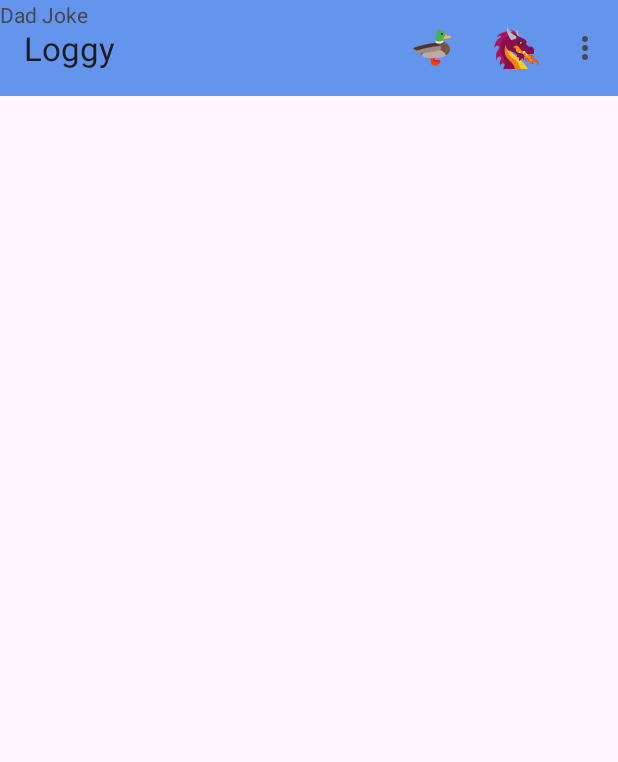
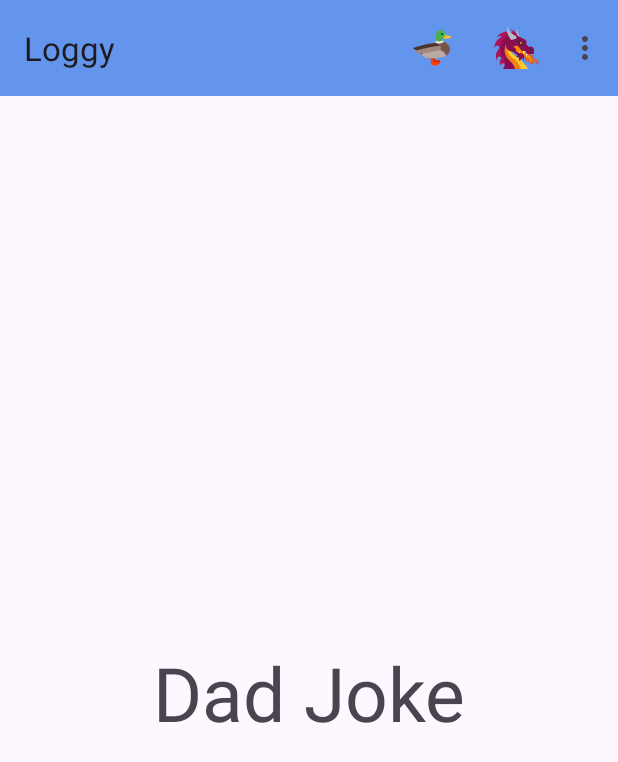
Before and after one commit to AliCoopaaaah/Test, an Android app: the screen it shows after launch (MainActivity), in the options menu, after a tap on "Dad Joke", on a phone screen of 412 x 824 dp. Shown: the top 762 px of the screen. Run offline under Robolectric (Android 15) with nearby library versions, the phone set to English and light mode, and no system bars.

Commit message:
IT WORKS??!

```diff
--- a/app/src/main/java/com/example/test/DadJoke.java
+++ b/app/src/main/java/com/example/test/DadJoke.java
@@ -14,10 +14,7 @@ public class DadJoke extends Fragment {
     public View onCreateView(LayoutInflater inflater, ViewGroup container,
                              Bundle savedInstanceState) {
 
-        View view = inflater.inflate(R.layout.fragment_dad_joke, container, false);
+        return inflater.inflate(R.layout.fragment_dad_joke, container, false);
 
-        TextView tv = view.findViewById(R.id.dadJokeTextView);
-
-        return view;
     }
 }
--- a/app/src/main/java/com/example/test/MainActivity.java
+++ b/app/src/main/java/com/example/test/MainActivity.java
@@ -2,18 +2,13 @@ package com.example.test;
 
 
 import androidx.annotation.NonNull;
-import androidx.appcompat.app.ActionBarDrawerToggle;
 import androidx.appcompat.app.AppCompatActivity;
 import android.os.Bundle;
 import android.view.Menu;
 import android.view.MenuInflater;
 import android.view.MenuItem;
 import android.widget.Toast;
-
 import androidx.appcompat.widget.Toolbar;
-import androidx.drawerlayout.widget.DrawerLayout;
-import androidx.fragment.app.Fragment;
-import androidx.fragment.app.FragmentManager;
 import androidx.fragment.app.FragmentTransaction;
 
 public class MainActivity extends AppCompatActivity {
@@ -26,6 +21,7 @@ public class MainActivity extends AppCompatActivity {
         Toolbar toolbar = (Toolbar) findViewById(R.id.toolbar);
 
         setSupportActionBar(toolbar);
+
     }//onCreate
 
     @Override
@@ -37,37 +33,23 @@ public class MainActivity extends AppCompatActivity {
 
     @Override
     public boolean onOptionsItemSelected(@NonNull MenuItem item) {
-        String message = null;
 
-        if(item.getItemId()==R.id.duck){
-            message = getResources().getString(R.string.duck);
+        DadJoke joke = new DadJoke();
+        FragmentTransaction transaction = getSupportFragmentManager().beginTransaction();
+
+        if(item.getItemId()==R.id.dad_joke){
+            transaction.replace(R.id.frame, joke);
+            transaction.addToBackStack(null);
+            transaction.commit();
         } else if (item.getItemId()==R.id.dragon){
-            message = getResources().getString(R.string.dragon);
+            Toast.makeText(this, getResources().getString(R.string.dragon), Toast.LENGTH_SHORT).show();
+        } else if (item.getItemId()==R.id.duck){
+            Toast.makeText(this, getResources().getString(R.string.duck), Toast.LENGTH_SHORT).show();
         } else if (item.getItemId()==R.id.home){
-            message = "home placeholder";
-        } else if (item.getItemId()==R.id.dad_joke){
-            FragmentTransaction transaction = getSupportFragmentManager().beginTransaction();
-            transaction.replace(R.id.frame, new DadJoke());
-            transaction.commit();
-
-            //loadFragment(joke);
-
+            getSupportFragmentManager().popBackStackImmediate();
         } else if (item.getItemId()==R.id.exit){
-            message = "exit placeholder";
+            MainActivity.this.finish();
         }
-
-        Toast.makeText(this, message, Toast.LENGTH_SHORT).show();
         return true;
     }
-/*
-    private void loadFragment(Fragment fragment){
-
-        FragmentManager manager = getSupportFragmentManager();
-        FragmentTransaction transaction = manager.beginTransaction();
-
-        transaction.replace(R.id.frame, fragment);
-        transaction.commit();
-    }
-
- */
 }
--- a/app/src/main/res/layout/activity_main.xml
+++ b/app/src/main/res/layout/activity_main.xml
@@ -1,15 +1,11 @@
 <?xml version="1.0" encoding="utf-8"?>
-<androidx.drawerlayout.widget.DrawerLayout xmlns:android="http://schemas.android.com/apk/res/android"
+<androidx.constraintlayout.widget.ConstraintLayout xmlns:android="http://schemas.android.com/apk/res/android"
     xmlns:app="http://schemas.android.com/apk/res-auto"
     xmlns:tools="http://schemas.android.com/tools"
     android:id="@+id/navigation_layout"
     android:layout_width="match_parent"
     android:layout_height="match_parent"
     tools:context=".MainActivity">
-
-    <LinearLayout
-        android:layout_width="match_parent"
-        android:layout_height="match_parent">
 
         <androidx.appcompat.widget.Toolbar
             android:id="@+id/toolbar"
@@ -19,22 +15,12 @@
             app:layout_constraintLeft_toLeftOf="parent"
             app:layout_constraintTop_toTopOf="parent"/>
 
-    </LinearLayout>
-
-    <LinearLayout
-        android:layout_width="match_parent"
-        android:layout_height="match_parent">
-
         <FrameLayout
             android:id="@+id/frame"
             android:layout_width="match_parent"
-            android:layout_height="match_parent"/>
-    </LinearLayout>
+            android:layout_height="match_parent"
+            android:layout_marginTop="100dp"
+            app:layout_constraintLeft_toLeftOf="parent"
+            app:layout_constraintTop_toBottomOf="@id/toolbar"/>
 
-    <com.google.android.material.navigation.NavigationView
-        android:layout_width="wrap_content"
-        android:layout_height="match_parent"
-        android:layout_gravity="start"
-        app:menu="@menu/toolbar_menu"/>
-
-</androidx.drawerlayout.widget.DrawerLayout>
+</androidx.constraintlayout.widget.ConstraintLayout>
--- a/app/src/main/res/layout/fragment_dad_joke.xml
+++ b/app/src/main/res/layout/fragment_dad_joke.xml
@@ -7,9 +7,10 @@
 
     <!-- TODO: Update blank fragment layout -->
     <TextView
-        android:id="@+id/dadJokeTextView"
         android:layout_width="match_parent"
         android:layout_height="match_parent"
-        android:text="Dad Joke" />
+        android:text="Dad Joke"
+        android:textSize="50dp"
+        android:gravity="center"/>
 
 </FrameLayout>
--- a/app/src/main/res/values/strings.xml
+++ b/app/src/main/res/values/strings.xml
@@ -6,9 +6,7 @@
     <string name="nav_open">Open</string>
     <string name="nav_close">Close</string>
     <string name="dragon_name">Dragon</string>
-    <string name="dragon">GAAAAAAAAAAAAAAAAAAAAAH!</string>
+    <string name="dragon">GRAAAAAAAAAAAAAAAAAAAAAH!</string>
     <string name="duck_name">Duck!</string>
     <string name="duck">QUACK!</string>
-    <!-- TODO: Remove or change this placeholder text -->
-    <string name="hello_blank_fragment">Hello blank fragment</string>
 </resources>
```
